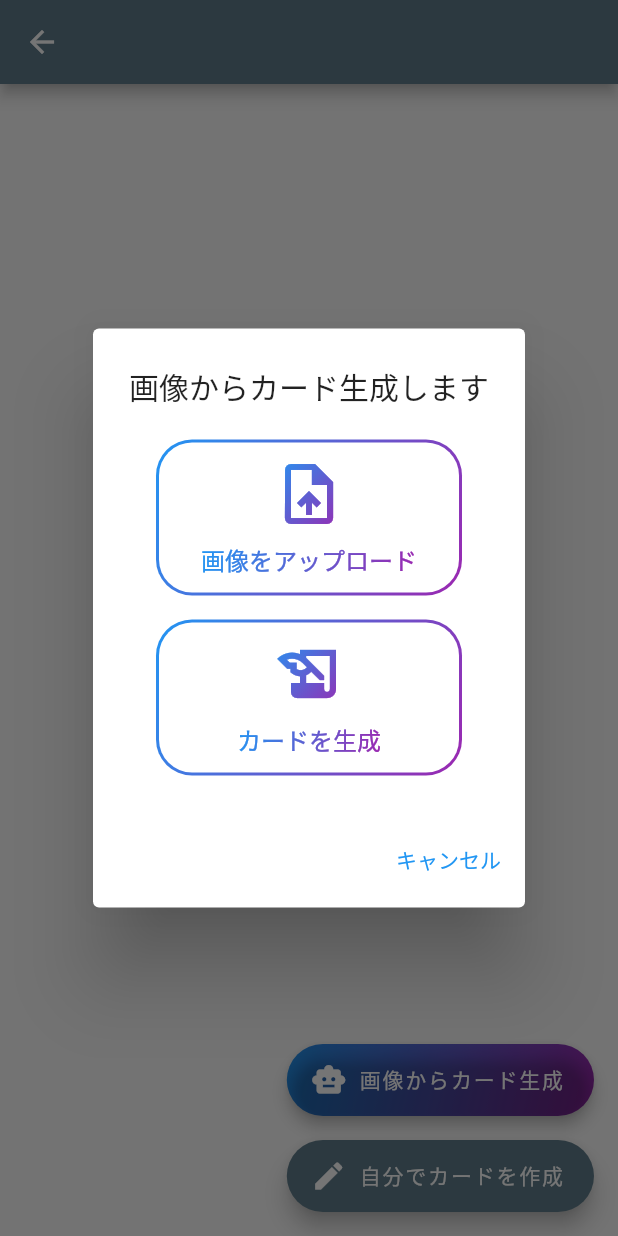
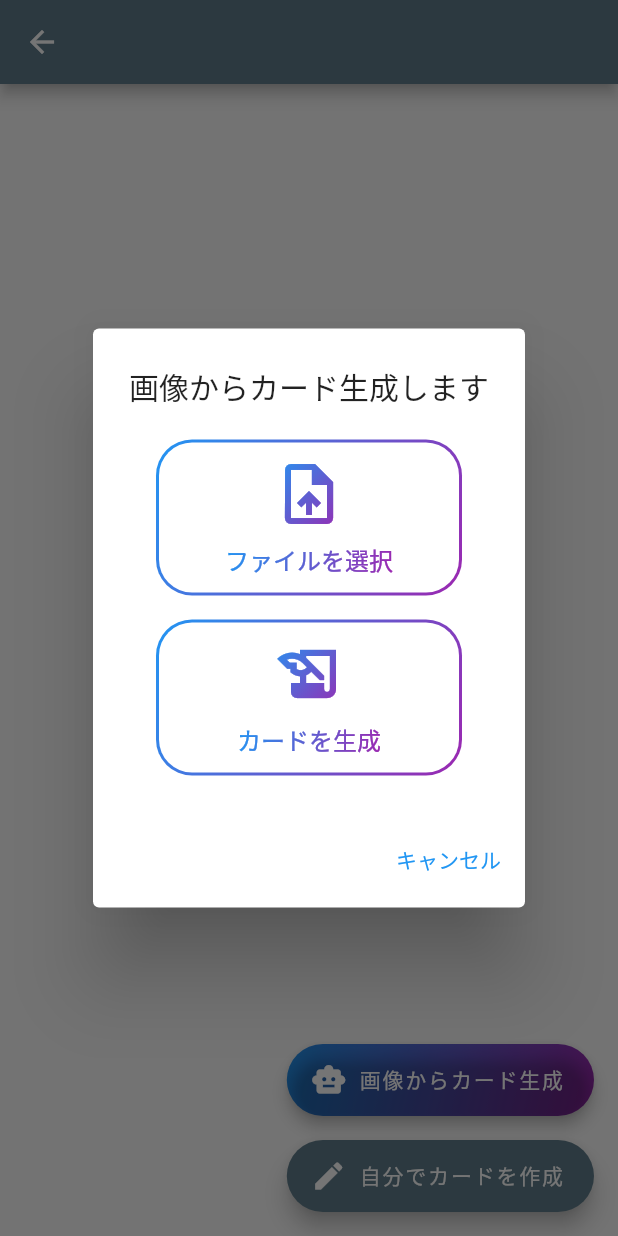
Before and after one commit to kou72/ai_flash_card, a Flutter app: the Deck screen opened directly with empty values, after a tap on "画像からカード生成", on a phone screen of 412 x 824 dp. Run offline on Flutter 3.47's test engine with Material 2 defaults, Android fonts, the phone set to English and light mode, and no system bars; our stand-ins replace file_picker, firebase_analytics, firebase_core, shared_preferences; missing offline and left inert: pdfx; accounts and stored records are empty.

Commit message:
lib/ai_dialog.dartファイルを新規作成し、lib/deck.dartでAiDialogを利用するように修正
lib/ai_dialog.dart
- dart:typed_dataとflutter/materialをインポート
- file_pickerとflash_pdf_card/components/gradient_containerをインポート
- AiDialogクラスを定義し、StatefulWidgetを継承
- AiDialogStateクラスを定義し、Stateを継承
- _pickedFileName、_pickedFileBytes、_pickedFileIconの初期値を設定
- _pickImagesメソッドを定義し、画像を選択する処理を実装
- buildメソッドを定義し、AlertDialogを返す

lib/deck.dart
- flash_pdf_card/ai_dialog.dartをインポート
- GradientFloatingActionButtonとGradientContainerをインポート
- initStateメソッドをコメントアウト
- _showAiDialogメソッドをコメントアウト
- _showAiDialogメソッドの中身をAiDialogに置き換え

```diff
--- /dev/null
+++ b/lib/ai_dialog.dart
@@ -0,0 +1,73 @@
+import 'dart:typed_data';
+import 'package:flutter/material.dart';
+import 'package:file_picker/file_picker.dart';
+import 'package:flash_pdf_card/components/gradient_container.dart';
+
+class AiDialog extends StatefulWidget {
+  const AiDialog({Key? key}) : super(key: key);
+  @override
+  AiDialogState createState() => AiDialogState();
+}
+
+class AiDialogState extends State<AiDialog> {
+  String _pickedFileName = 'ファイルを選択';
+  Uint8List? _pickedFileBytes;
+  IconData _pickedFileIcon = Icons.upload_file;
+
+  Future<void> _pickImages() async {
+    FilePickerResult? result = await FilePicker.platform.pickFiles(
+      type: FileType.custom,
+      allowedExtensions: ['jpg', 'jpeg', 'png'],
+    );
+
+    if (result == null || result.files.isEmpty) return;
+    PlatformFile file = result.files.first;
+
+    setState(() {
+      _pickedFileName = file.name;
+      _pickedFileBytes = file.bytes;
+      _pickedFileIcon = Icons.check_circle;
+    });
+  }
+
+  @override
+  Widget build(BuildContext context) {
+    return AlertDialog(
+      title: Text('画像からカード生成します'),
+      content: Column(
+        mainAxisSize: MainAxisSize.min,
+        children: <Widget>[
+          GradientContainer(
+            text: _pickedFileName,
+            iconData: _pickedFileIcon,
+            width: 200,
+            height: 100,
+            colors: const [Colors.blue, Colors.purple],
+            onTap: () {
+              _pickImages();
+            },
+          ),
+          const SizedBox(height: 16),
+          GradientContainer(
+            text: "カードを生成",
+            iconData: Icons.history_edu,
+            width: 200,
+            height: 100,
+            colors: const [Colors.blue, Colors.purple],
+            onTap: () {
+              print('カードを生成');
+            },
+          ),
+        ],
+      ),
+      actions: <Widget>[
+        TextButton(
+          child: Text('キャンセル', style: TextStyle(color: Colors.blue)),
+          onPressed: () {
+            Navigator.of(context).pop();
+          },
+        ),
+      ],
+    );
+  }
+}
--- a/lib/deck.dart
+++ b/lib/deck.dart
@@ -1,6 +1,6 @@
 import 'package:flutter/material.dart';
+import 'package:flash_pdf_card/ai_dialog.dart';
 import 'package:flash_pdf_card/components/gradient_floating_action_button.dart';
-import 'package:flash_pdf_card/components/gradient_container.dart';
 
 class Deck extends StatefulWidget {
   final String deckName;
@@ -10,12 +10,6 @@ class Deck extends StatefulWidget {
 }
 
 class DeckState extends State<Deck> {
-  // @override
-  // void initState() {
-  //   super.initState();
-  //   flashCardData = createFlashCardDataList(widget.questionsData);
-  // }
-
   @override
   Widget build(BuildContext context) {
     return Scaffold(
@@ -55,43 +49,7 @@ class DeckState extends State<Deck> {
     showDialog(
       context: context,
       builder: (BuildContext context) {
-        return AlertDialog(
-          title: Text('画像からカード生成します'),
-          content: Column(
-            mainAxisSize: MainAxisSize.min,
-            children: <Widget>[
-              GradientContainer(
-                text: "画像をアップロード",
-                iconData: Icons.upload_file,
-                width: 200,
-                height: 100,
-                colors: const [Colors.blue, Colors.purple],
-                onTap: () {
-                  print('画像をアップロード');
-                },
-              ),
-              const SizedBox(height: 16),
-              GradientContainer(
-                text: "カードを生成",
-                iconData: Icons.history_edu,
-                width: 200,
-                height: 100,
-                colors: const [Colors.blue, Colors.purple],
-                onTap: () {
-                  print('カードを生成');
-                },
-              ),
-            ],
-          ),
-          actions: <Widget>[
-            TextButton(
-              child: Text('キャンセル', style: TextStyle(color: Colors.blue)),
-              onPressed: () {
-                Navigator.of(context).pop();
-              },
-            ),
-          ],
-        );
+        return const AiDialog();
       },
     );
   }
```
